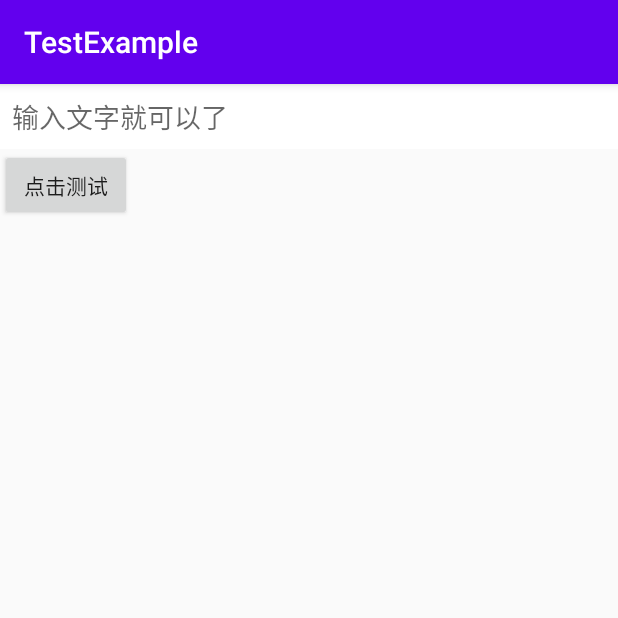
After one commit to JohnLKkk/VideoPlayer, an Android app: the ClickActivity screen opened directly, with no data from a screen before it, on a phone screen of 412 x 824 dp, the top half of it. The commit adds this screen. Run offline under Robolectric (Android 15) with nearby library versions, the phone set to English and light mode, and no system bars.

Commit message:
添加点击相关测试类

```diff
--- a/app/src/main/AndroidManifest.xml
+++ b/app/src/main/AndroidManifest.xml
@@ -52,6 +52,7 @@
         <activity android:name=".testModel.notification.NotificationActivity" />
         <activity android:name=".testModel.viewpager.ViewPagerActivity" />
         <activity android:name=".testModel.barrierFree.BarrierFreeActivity" />
+        <activity android:name=".testModel.onClickTest.ClickActivity" />
         <activity
             android:name=".testModel.testView.TestViewActivity"
             android:theme="@style/ActivityDialogStyle" />
--- /dev/null
+++ b/app/src/main/java/com/example/testdemo/testModel/onClickTest/ClickActivity.kt
@@ -0,0 +1,55 @@
+package com.example.testdemo.testModel.onClickTest
+
+import android.os.Bundle
+import androidx.appcompat.app.AppCompatActivity
+import com.example.testdemo.R
+import kotlinx.android.synthetic.main.activity_on_click.*
+
+/**
+ * Created by Void on 2020/8/28 11:40
+ *
+ */
+class ClickActivity : AppCompatActivity() {
+
+    override fun onCreate(savedInstanceState: Bundle?) {
+        super.onCreate(savedInstanceState)
+        setContentView(R.layout.activity_on_click)
+        btn_1.setOnClickListener { onInputTest() }
+    }
+
+    fun onTestClick() {
+//        if (Build.VERSION.SDK_INT >= Build.VERSION_CODES.O) {
+//            startForegroundService(Intent().apply {
+//                action = "com.robot.app_ai.action.bootStartUp"
+//                setPackage("com.robot.app_ai")
+//                this.flags = Intent.FLAG_ACTIVITY_NEW_TASK
+//            })
+//        } else {
+//            startService(Intent().apply {
+//                action = "com.robot.app_ai.action.bootStartUp"
+//                setPackage("com.robot.app_ai")
+//                this.flags = Intent.FLAG_ACTIVITY_NEW_TASK
+//            })
+//        }
+//        startActivity(Intent().apply {
+//            setClassName("com.robot.app_ai", "com.robot.app_ai.ui.AuthActivity")
+//            this.flags = Intent.FLAG_ACTIVITY_NEW_TASK
+//        })
+//        val apkFile = File(Environment.getExternalStorageDirectory().path + "/wyt/update/103.apk")
+//        val intent = Intent(Intent.ACTION_VIEW)
+//        if (Build.VERSION.SDK_INT >= Build.VERSION_CODES.N) {
+//            intent.addFlags(Intent.FLAG_GRANT_READ_URI_PERMISSION)
+//            val contentUri = FileProvider.getUriForFile(applicationContext, applicationContext.packageName + ".fileProvider", apkFile)
+//            intent.setDataAndType(contentUri, "application/vnd.android.package-archive")
+//        } else {
+//            intent.setDataAndType(Uri.fromFile(apkFile), "application/vnd.android.package-archive")
+//        }
+//        intent.addFlags(Intent.FLAG_ACTIVITY_NEW_TASK)
+//        startActivity(intent)
+//        YunStudyVideoManager.getInstance().analyzeText("我想看小学一年级语文知识点字母")
+    }
+
+    private fun onInputTest() {
+    }
+
+}
--- /dev/null
+++ b/app/src/main/res/layout/activity_on_click.xml
@@ -0,0 +1,26 @@
+<?xml version="1.0" encoding="utf-8"?>
+<LinearLayout xmlns:android="http://schemas.android.com/apk/res/android"
+    xmlns:app="http://schemas.android.com/apk/res-auto"
+    android:layout_width="match_parent"
+    android:layout_height="match_parent"
+    android:layout_gravity="center"
+    android:focusable="true"
+    android:orientation="vertical"
+    android:focusableInTouchMode="true"
+    android:windowSoftInputMode="stateVisible|adjustResize">
+
+    <EditText
+        android:id="@+id/inputText"
+        android:layout_width="match_parent"
+        android:layout_height="wrap_content"
+        android:background="@android:color/white"
+        android:hint="输入文字就可以了"
+        android:padding="@dimen/x20"
+        android:textColor="@android:color/black" />
+
+    <Button
+        android:id="@+id/btn_1"
+        android:layout_width="wrap_content"
+        android:layout_height="wrap_content"
+        android:text="点击测试" />
+</LinearLayout>
```
Also changed, not shown: app/src/main/java/com/example/testdemo/MainActivity.kt (+3 -19 lines).
